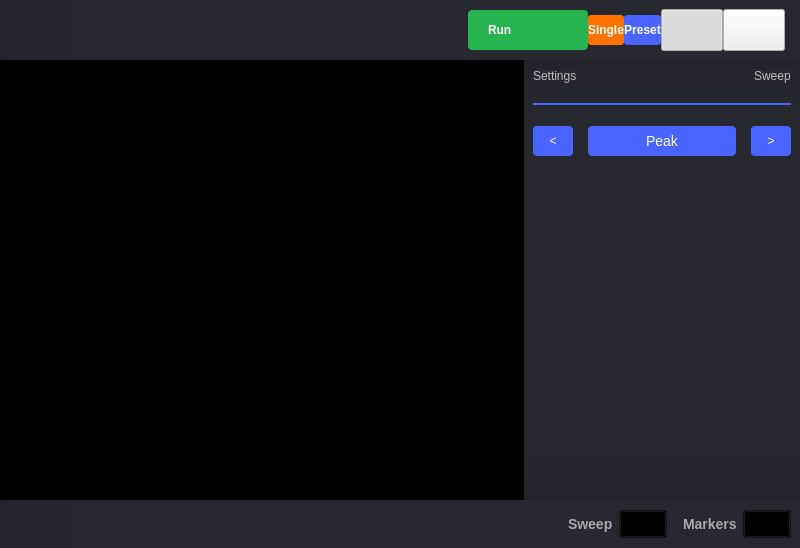
First picture: the form in ui/spectrum_analyzer.ui, repository analogdevicesinc/scopy, before the edit.
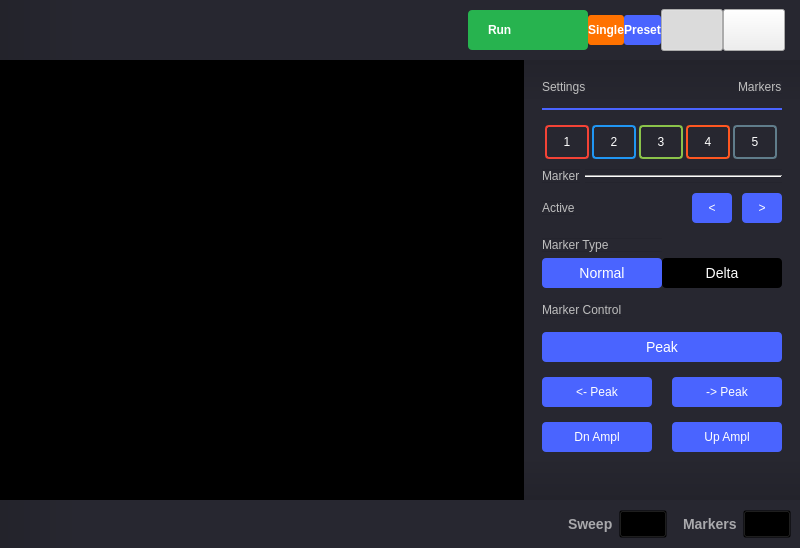
Second picture: the form after the edit. Icons and pictures are not drawn. Custom widgets are drawn as their Qt base class.

Commit message: Spectrum: Redesign the markers. Allow markers to be placed at peaks.

Diff of the .ui file:
```diff
--- a/ui/spectrum_analyzer.ui
+++ b/ui/spectrum_analyzer.ui
@@ -875,6 +875,21 @@
              </widget>
              <widget class="QWidget" name="markerSettings">
               <layout class="QVBoxLayout" name="verticalLayout_8">
+               <property name="spacing">
+                <number>0</number>
+               </property>
+               <property name="leftMargin">
+                <number>18</number>
+               </property>
+               <property name="topMargin">
+                <number>20</number>
+               </property>
+               <property name="rightMargin">
+                <number>18</number>
+               </property>
+               <property name="bottomMargin">
+                <number>0</number>
+               </property>
                <item>
                 <layout class="QHBoxLayout" name="hLayout_markers_title">
                  <property name="bottomMargin">
@@ -903,7 +918,7 @@
                  <item>
                   <widget class="QLabel" name="label_4">
                    <property name="text">
-                    <string>Sweep</string>
+                    <string>Markers</string>
                    </property>
                   </widget>
                  </item>
@@ -932,24 +947,269 @@
                 </widget>
                </item>
                <item>
-                <layout class="QHBoxLayout" name="horizontalLayout_2">
-                 <property name="spacing">
+                <layout class="QGridLayout" name="gLayout_marker_buttons">
+                 <property name="topMargin">
                   <number>15</number>
                  </property>
-                 <property name="leftMargin">
+                 <property name="rightMargin">
                   <number>0</number>
                  </property>
+                 <item row="0" column="2">
+                  <widget class="QPushButton" name="mrk3">
+                   <property name="sizePolicy">
+                    <sizepolicy hsizetype="Fixed" vsizetype="Fixed">
+                     <horstretch>0</horstretch>
+                     <verstretch>0</verstretch>
+                    </sizepolicy>
+                   </property>
+                   <property name="styleSheet">
+                    <string notr="true">QPushButton {
+  height: 30px;
+  width: 40px;
+  border: 2px solid #8bc34a;
+  border-radius: 4px;
+  background-color: none;
+  color: white;
+}
+
+QPushButton::checked {
+  background-color: #8bc34a;
+}
+
+QPushButton[active=true] {
+  border: 4px solid white;
+}</string>
+                   </property>
+                   <property name="text">
+                    <string>3</string>
+                   </property>
+                   <property name="checkable">
+                    <bool>true</bool>
+                   </property>
+                  </widget>
+                 </item>
+                 <item row="0" column="3">
+                  <widget class="QPushButton" name="mrk4">
+                   <property name="sizePolicy">
+                    <sizepolicy hsizetype="Fixed" vsizetype="Fixed">
+                     <horstretch>0</horstretch>
+                     <verstretch>0</verstretch>
+                    </sizepolicy>
+                   </property>
+                   <property name="styleSheet">
+                    <string notr="true">QPushButton {
+  height: 30px;
+  width: 40px;
+  border: 2px solid #FF5721; 
+  border-radius: 4px;
+  background-color: none;
+  color: white;
+}
+
+QPushButton::checked {
+  background-color: #FF5721;
+}
+
+QPushButton[active=true] {
+  border: 4px solid white;
+}</string>
+                   </property>
+                   <property name="text">
+                    <string>4</string>
+                   </property>
+                   <property name="checkable">
+                    <bool>true</bool>
+                   </property>
+                  </widget>
+                 </item>
+                 <item row="0" column="1">
+                  <widget class="QPushButton" name="mrk2">
+                   <property name="sizePolicy">
+                    <sizepolicy hsizetype="Fixed" vsizetype="Fixed">
+                     <horstretch>0</horstretch>
+                     <verstretch>0</verstretch>
+                    </sizepolicy>
+                   </property>
+                   <property name="styleSheet">
+                    <string notr="true">QPushButton {
+  height: 30px;
+  width: 40px;
+  border: 2px solid #2096F3 ;
+  border-radius: 4px;
+  background-color: none;
+  color: white;
+}
+
+QPushButton::checked {
+  background-color: #2096F3;  
+}
+
+QPushButton[active=true] {
+  border: 4px solid white;
+}</string>
+                   </property>
+                   <property name="text">
+                    <string>2</string>
+                   </property>
+                   <property name="checkable">
+                    <bool>true</bool>
+                   </property>
+                  </widget>
+                 </item>
+                 <item row="0" column="0">
+                  <widget class="QPushButton" name="mrk1">
+                   <property name="sizePolicy">
+                    <sizepolicy hsizetype="Fixed" vsizetype="Fixed">
+                     <horstretch>0</horstretch>
+                     <verstretch>0</verstretch>
+                    </sizepolicy>
+                   </property>
+                   <property name="styleSheet">
+                    <string notr="true">QPushButton {
+  height: 30px;
+  width: 40px;
+  border-radius: 4px;
+  border: 2px solid #F44336;
+  background-color: none;
+  color: white;
+}
+
+QPushButton::checked {
+  background-color: #F44336;
+}
+
+QPushButton[active=true] {
+  border: 4px solid white;
+}</string>
+                   </property>
+                   <property name="text">
+                    <string>1</string>
+                   </property>
+                   <property name="checkable">
+                    <bool>true</bool>
+                   </property>
+                   <property name="checked">
+                    <bool>false</bool>
+                   </property>
+                  </widget>
+                 </item>
+                 <item row="0" column="4">
+                  <widget class="QPushButton" name="mrk5">
+                   <property name="sizePolicy">
+                    <sizepolicy hsizetype="Fixed" vsizetype="Fixed">
+                     <horstretch>0</horstretch>
+                     <verstretch>0</verstretch>
+                    </sizepolicy>
+                   </property>
+                   <property name="styleSheet">
+                    <string notr="true">QPushButton {
+  height: 30px;
+  width: 40px;
+  border: 2px solid #607d8b;
+  border-radius: 4px;
+  background-color: none;
+  color: white;
+}
+
+QPushButton::checked {
+  background-color: #607d8b;
+}
+
+QPushButton[active=true] {
+  border: 4px solid white;
+}</string>
+                   </property>
+                   <property name="text">
+                    <string>5</string>
+                   </property>
+                   <property name="checkable">
+                    <bool>true</bool>
+                   </property>
+                  </widget>
+                 </item>
+                </layout>
+               </item>
+               <item>
+                <layout class="QHBoxLayout" name="horizontalLayout_4">
+                 <property name="spacing">
+                  <number>5</number>
+                 </property>
                  <property name="topMargin">
-                  <number>15</number>
+                  <number>10</number>
                  </property>
                  <property name="rightMargin">
                   <number>0</number>
                  </property>
                  <property name="bottomMargin">
+                  <number>10</number>
+                 </property>
+                 <item>
+                  <widget class="QLabel" name="label_5">
+                   <property name="sizePolicy">
+                    <sizepolicy hsizetype="Minimum" vsizetype="Minimum">
+                     <horstretch>0</horstretch>
+                     <verstretch>0</verstretch>
+                    </sizepolicy>
+                   </property>
+                   <property name="text">
+                    <string>Marker</string>
+                   </property>
+                  </widget>
+                 </item>
+                 <item>
+                  <widget class="Line" name="line">
+                   <property name="sizePolicy">
+                    <sizepolicy hsizetype="Expanding" vsizetype="Minimum">
+                     <horstretch>0</horstretch>
+                     <verstretch>0</verstretch>
+                    </sizepolicy>
+                   </property>
+                   <property name="orientation">
+                    <enum>Qt::Horizontal</enum>
+                   </property>
+                  </widget>
+                 </item>
+                </layout>
+               </item>
+               <item>
+                <layout class="QHBoxLayout" name="hLayout_active_mrk">
+                 <property name="spacing">
+                  <number>10</number>
+                 </property>
+                 <property name="topMargin">
                   <number>0</number>
                  </property>
+                 <property name="bottomMargin">
+                  <number>0</number>
+                 </property>
                  <item>
-                  <widget class="QPushButton" name="btnLeftPeak">
+                  <widget class="QLabel" name="label_6">
+                   <property name="sizePolicy">
+                    <sizepolicy hsizetype="Fixed" vsizetype="Fixed">
+                     <horstretch>0</horstretch>
+                     <verstretch>0</verstretch>
+                    </sizepolicy>
+                   </property>
+                   <property name="text">
+                    <string>Active</string>
+                   </property>
+                  </widget>
+                 </item>
+                 <item>
+                  <spacer name="horizontalSpacer_11">
+                   <property name="orientation">
+                    <enum>Qt::Horizontal</enum>
+                   </property>
+                   <property name="sizeHint" stdset="0">
+                    <size>
+                     <width>0</width>
+                     <height>10</height>
+                    </size>
+                   </property>
+                  </spacer>
+                 </item>
+                 <item>
+                  <widget class="QPushButton" name="btnPrevMrk">
                    <property name="sizePolicy">
                     <sizepolicy hsizetype="Fixed" vsizetype="Fixed">
                      <horstretch>0</horstretch>
@@ -977,6 +1237,170 @@
                   </widget>
                  </item>
                  <item>
+                  <widget class="QPushButton" name="btnNextMrk">
+                   <property name="sizePolicy">
+                    <sizepolicy hsizetype="Fixed" vsizetype="Fixed">
+                     <horstretch>0</horstretch>
+                     <verstretch>0</verstretch>
+                    </sizepolicy>
+                   </property>
+                   <property name="styleSheet">
+                    <string notr="true">QPushButton {
+color: white;
+background-color: #4A64FF;
+height: 30px;
+width: 40px;
+border-radius: 4px;
+}
+QPushButton:disabled {
+background-color: grey;
+}
+QPushButton:pressed {
+background-color: #F45000;
+}</string>
+                   </property>
+                   <property name="text">
+                    <string>&gt;</string>
+                   </property>
+                  </widget>
+                 </item>
+                </layout>
+               </item>
+               <item>
+                <layout class="QGridLayout" name="gridLayout_3">
+                 <property name="topMargin">
+                  <number>15</number>
+                 </property>
+                 <property name="bottomMargin">
+                  <number>0</number>
+                 </property>
+                 <property name="horizontalSpacing">
+                  <number>0</number>
+                 </property>
+                 <property name="verticalSpacing">
+                  <number>6</number>
+                 </property>
+                 <item row="0" column="0">
+                  <widget class="QLabel" name="label_7">
+                   <property name="text">
+                    <string>Marker Type</string>
+                   </property>
+                  </widget>
+                 </item>
+                 <item row="1" column="0">
+                  <widget class="QPushButton" name="pushButton_3">
+                   <property name="styleSheet">
+                    <string notr="true">QPushButton {
+color: white;
+background-color: #4A64FF;
+font-family: &quot;monospace&quot;;
+font-size:14px;
+height: 30px;
+width: 120px;
+border-width: 0px;
+border-radius: 4px;
+}
+QPushButton:disabled {
+background-color: grey;
+}
+QPushButton:pressed {
+background-color: #F45000;
+}</string>
+                   </property>
+                   <property name="text">
+                    <string>Normal</string>
+                   </property>
+                  </widget>
+                 </item>
+                 <item row="1" column="1">
+                  <widget class="QPushButton" name="pushButton_4">
+                   <property name="styleSheet">
+                    <string notr="true">QPushButton {
+color: white;
+background-color: black;
+font-family: &quot;monospace&quot;;
+font-size:14px;
+height: 30px;
+width: 120px;
+border-width: 0px;
+border-radius: 4px;
+}
+QPushButton:disabled {
+background-color: grey;
+}
+QPushButton:pressed {
+background-color: #F45000;
+}</string>
+                   </property>
+                   <property name="text">
+                    <string>Delta</string>
+                   </property>
+                  </widget>
+                 </item>
+                </layout>
+               </item>
+               <item>
+                <layout class="QGridLayout" name="gridLayout_2">
+                 <property name="topMargin">
+                  <number>15</number>
+                 </property>
+                 <property name="bottomMargin">
+                  <number>0</number>
+                 </property>
+                 <property name="verticalSpacing">
+                  <number>15</number>
+                 </property>
+                 <item row="3" column="2">
+                  <widget class="QPushButton" name="btnUpAmplPeak">
+                   <property name="styleSheet">
+                    <string notr="true">QPushButton {
+color: white;
+background-color: #4A64FF;
+height: 30px;
+width: 110px;
+border-radius: 4px;
+}
+QPushButton:disabled {
+background-color: grey;
+}
+QPushButton:pressed {
+background-color: #F45000;
+}</string>
+                   </property>
+                   <property name="text">
+                    <string>Up Ampl</string>
+                   </property>
+                  </widget>
+                 </item>
+                 <item row="2" column="0">
+                  <widget class="QPushButton" name="btnLeftPeak">
+                   <property name="sizePolicy">
+                    <sizepolicy hsizetype="Fixed" vsizetype="Fixed">
+                     <horstretch>0</horstretch>
+                     <verstretch>0</verstretch>
+                    </sizepolicy>
+                   </property>
+                   <property name="styleSheet">
+                    <string notr="true">QPushButton {
+color: white;
+background-color: #4A64FF;
+height: 30px;
+width: 110px;
+border-radius: 4px;
+}
+QPushButton:disabled {
+background-color: grey;
+}
+QPushButton:pressed {
+background-color: #F45000;
+}</string>
+                   </property>
+                   <property name="text">
+                    <string>&lt;- Peak</string>
+                   </property>
+                  </widget>
+                 </item>
+                 <item row="1" column="0" colspan="3">
                   <widget class="QPushButton" name="btnMaxPeak">
                    <property name="sizePolicy">
                     <sizepolicy hsizetype="Minimum" vsizetype="Fixed">
@@ -1007,7 +1431,7 @@
                    </property>
                   </widget>
                  </item>
-                 <item>
+                 <item row="2" column="2">
                   <widget class="QPushButton" name="btnRightPeak">
                    <property name="sizePolicy">
                     <sizepolicy hsizetype="Fixed" vsizetype="Fixed">
@@ -1020,7 +1444,7 @@
 color: white;
 background-color: #4A64FF;
 height: 30px;
-width: 40px;
+width: 110px;
 border-radius: 4px;
 }
 QPushButton:disabled {
@@ -1031,10 +1455,58 @@
 }</string>
                    </property>
                    <property name="text">
-                    <string>&gt;</string>
+                    <string>-&gt; Peak</string>
                    </property>
                   </widget>
                  </item>
+                 <item row="0" column="0">
+                  <widget class="QLabel" name="label_8">
+                   <property name="sizePolicy">
+                    <sizepolicy hsizetype="Fixed" vsizetype="Fixed">
+                     <horstretch>0</horstretch>
+                     <verstretch>0</verstretch>
+                    </sizepolicy>
+                   </property>
+                   <property name="text">
+                    <string>Marker Control</string>
+                   </property>
+                  </widget>
+                 </item>
+                 <item row="3" column="0">
+                  <widget class="QPushButton" name="btnDnAmplPeak">
+                   <property name="styleSheet">
+                    <string notr="true">QPushButton {
+color: white;
+background-color: #4A64FF;
+height: 30px;
+width: 110px;
+border-radius: 4px;
+}
+QPushButton:disabled {
+background-color: grey;
+}
+QPushButton:pressed {
+background-color: #F45000;
+}</string>
+                   </property>
+                   <property name="text">
+                    <string>Dn Ampl</string>
+                   </property>
+                  </widget>
+                 </item>
+                 <item row="2" column="1">
+                  <spacer name="horizontalSpacer_10">
+                   <property name="orientation">
+                    <enum>Qt::Horizontal</enum>
+                   </property>
+                   <property name="sizeHint" stdset="0">
+                    <size>
+                     <width>0</width>
+                     <height>10</height>
+                    </size>
+                   </property>
+                  </spacer>
+                 </item>
                 </layout>
                </item>
                <item>
```
The commit also changes 4 other files.
